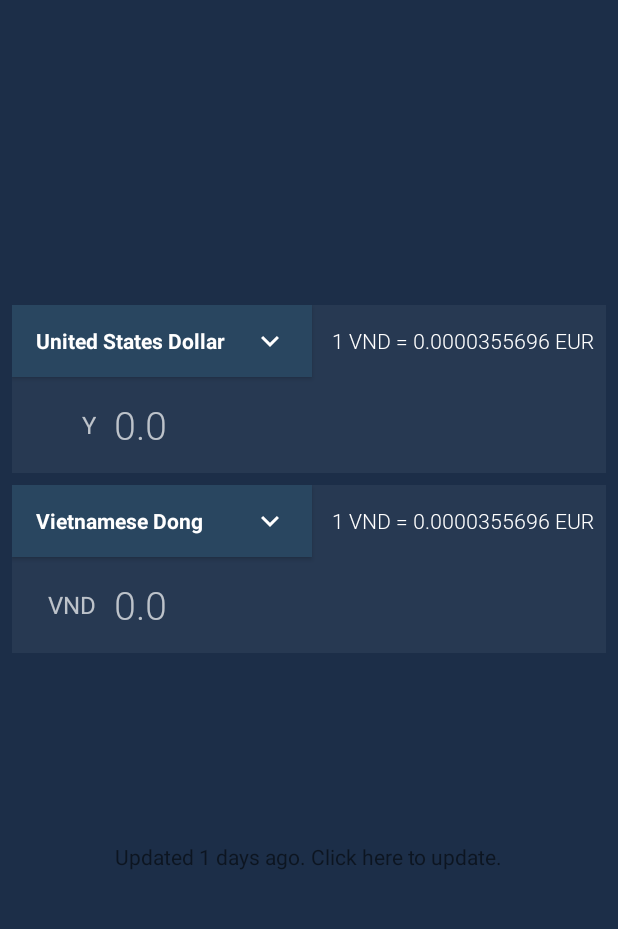
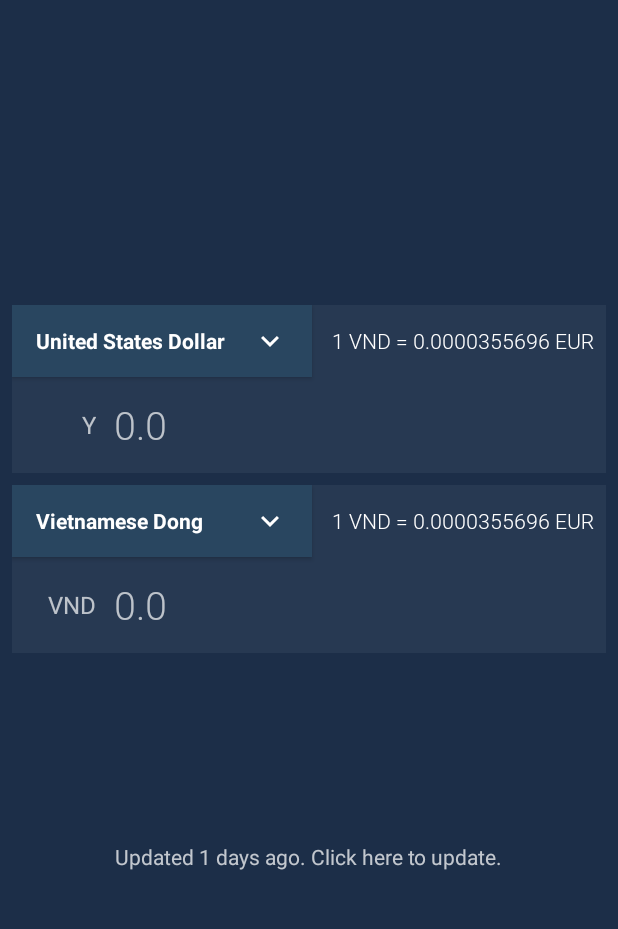
Before and after one commit to ndtho8205/mobile_application_development, an Android app: the screen it shows after launch (MainActivity), on a phone screen of 412 x 824 dp, the part 177-1106 px from its top. Run offline under Robolectric (Android 15) with nearby library versions, the phone set to English and light mode, and no system bars; libraries missing offline, so code that uses them is left out: com.beust.klaxon, com.github.kittinunf.fuel; 11 statements that could not run were skipped.

Commit message:
Style for sync info

```diff
--- /dev/null
+++ b/Ex2/CurrencyConverter/app/src/main/res/color/fg_text_view_sync_info.xml
@@ -0,0 +1,7 @@
+<?xml version="1.0" encoding="utf-8"?>
+<selector xmlns:android="http://schemas.android.com/apk/res/android">
+    <item android:color="#BBFFFFFF" android:state_pressed="false" android:state_selected="false" />
+    <item android:color="#FFFFFFFF" android:state_pressed="true" />
+    <item android:color="#FFFFFFFF" android:state_pressed="false" android:state_selected="true" />
+    <item android:color="#07FFFFFF" />
+</selector>
--- a/Ex2/CurrencyConverter/app/src/main/res/layout/activity_main.xml
+++ b/Ex2/CurrencyConverter/app/src/main/res/layout/activity_main.xml
@@ -115,6 +115,7 @@
         android:layout_marginStart="8dp"
         android:layout_marginTop="8dp"
         android:text="Updated 1 days ago. Click here to update."
+        android:textColor="@color/fg_text_view_sync_info"
         app:layout_constraintBottom_toBottomOf="parent"
         app:layout_constraintEnd_toEndOf="parent"
         app:layout_constraintStart_toStartOf="parent"
```
